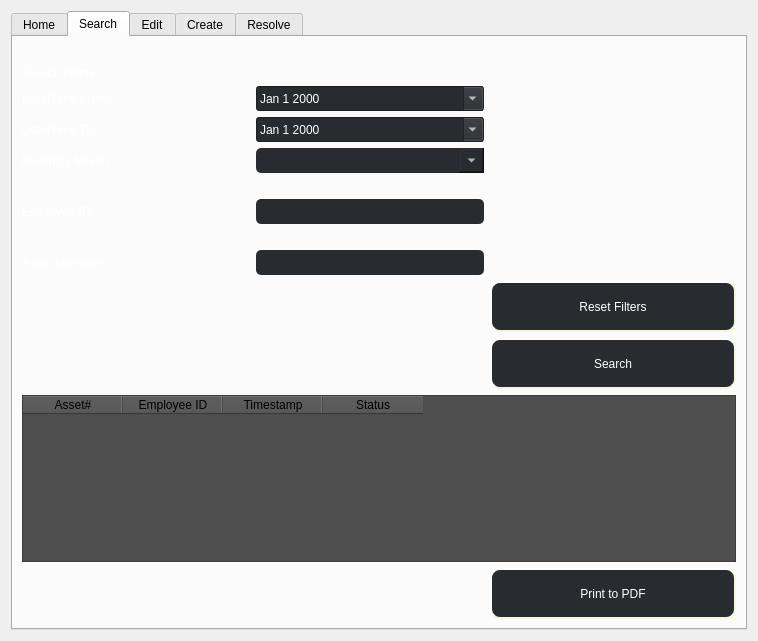
The window that ui/Admin_Level2_Access.ui (Capstone-RFID/Code) describes before a commit, drawn with Qt 5.
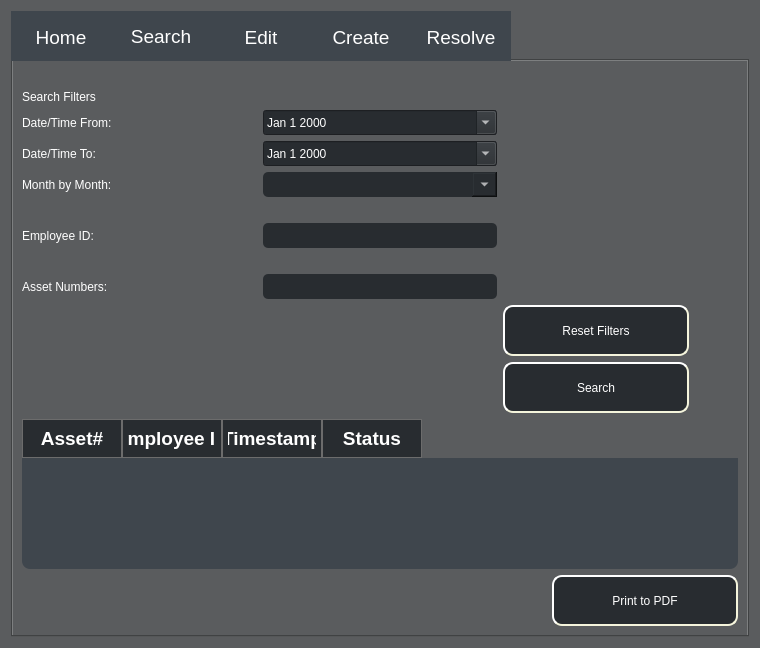
The same window after the commit. The open tabs and pages were chosen to show the change.

Commit message:
updating color scheme (updated)
change tab headers and table headers color scheme

```diff
--- a/ui/Admin_Level2_Access.ui
+++ b/ui/Admin_Level2_Access.ui
@@ -6,18 +6,18 @@
    <rect>
     <x>0</x>
     <y>0</y>
-    <width>758</width>
-    <height>641</height>
+    <width>760</width>
+    <height>648</height>
    </rect>
   </property>
   <property name="windowTitle">
    <string>Form</string>
   </property>
   <property name="styleSheet">
-   <string notr="true">QWidget#centralWidget{
+   <string notr="true">QWidget#Admin_Interface{
 	background-color: #5a5c5e;
 }
-QWidget#Base{
+QWidget#Admin_Select{
  color: #5a5c5e;
 }
 
@@ -88,16 +88,34 @@
    <item>
     <widget class="QTabWidget" name="Admin_Select">
      <property name="styleSheet">
-      <string notr="true">	background-color: #5a5c5e;
-QTabBar::Home_Tab { height: 100px; width: 100px; background: 'grey'}</string>
+      <string notr="true">QWidget {	
+	background-color: #5a5c5e;
+}
+
+
+QTabWidget::tab-bar {
+   	 alignment: center;
+}
+
+QTabBar::tab { 
+	height: 50px; 
+	width: 100px; 
+	background: 'grey';
+	background-color: #3f464d;
+	alternate-background-color: rgb(159, 162, 166);
+	Font: 14pt;
+	color: white;
+}
+
+</string>
      </property>
      <property name="currentIndex">
       <number>0</number>
      </property>
      <property name="iconSize">
       <size>
-       <width>12</width>
-       <height>12</height>
+       <width>100</width>
+       <height>50</height>
       </size>
      </property>
      <widget class="QWidget" name="Home_Tab">
@@ -501,7 +519,7 @@
               <widget class="QPushButton" name="Search_Reset_Fields_Button">
                <property name="minimumSize">
                 <size>
-                 <width>246</width>
+                 <width>186</width>
                  <height>51</height>
                 </size>
                </property>
@@ -656,7 +674,7 @@
                </property>
                <property name="minimumSize">
                 <size>
-                 <width>246</width>
+                 <width>186</width>
                  <height>51</height>
                 </size>
                </property>
@@ -835,11 +853,55 @@
            <item>
             <widget class="QTableWidget" name="Search_Display_Results_Table">
              <property name="styleSheet">
-              <string notr="true">background-color: rgb(78, 78, 78);</string>
+              <string notr="true">
+
+QTableWidget#Search_Display_Results_Table{
+	border-radius: 8;
+	background-color: #3f464d;
+	alternate-background-color: rgb(159, 162, 166);
+	Font: 14pt;
+	color: white;
+	gridline-color: #1C2321;
+}
+
+QTableView:item:selected:focus {background-color: #577590 ;}
+QTableView:item:selected {background-color: #577590 ;}
+
+QTableView QTableCornerButton::section {
+	border-top-left-radius: 8;
+	background-color: #5F6366;
+}
+
+QHeaderView::section {
+	background-color: #282c30   ;
+	color: white;
+	font: Bold 14pt;
+	padding: 5;
+	padding-left: 5px;
+	border: 1px solid #6c6c6c;
+}
+QHeaderView::section:checked
+{
+	background-color:#0D1218   ;
+}
+
+QProgressBar {
+	border-radius: 2;
+}
+QProgressBar::chunk{
+	background-color:#53a369;
+}
+</string>
              </property>
              <property name="sortingEnabled">
               <bool>true</bool>
              </property>
+             <attribute name="horizontalHeaderDefaultSectionSize">
+              <number>100</number>
+             </attribute>
+             <attribute name="horizontalHeaderMinimumSectionSize">
+              <number>100</number>
+             </attribute>
              <column>
               <property name="text">
                <string>Asset#</string>
@@ -889,7 +951,7 @@
              </property>
              <property name="minimumSize">
               <size>
-               <width>246</width>
+               <width>186</width>
                <height>51</height>
               </size>
              </property>
```
Left out of the diff: 12 changed lines with no effect on the pictures. The commit also changes 1 other file.
